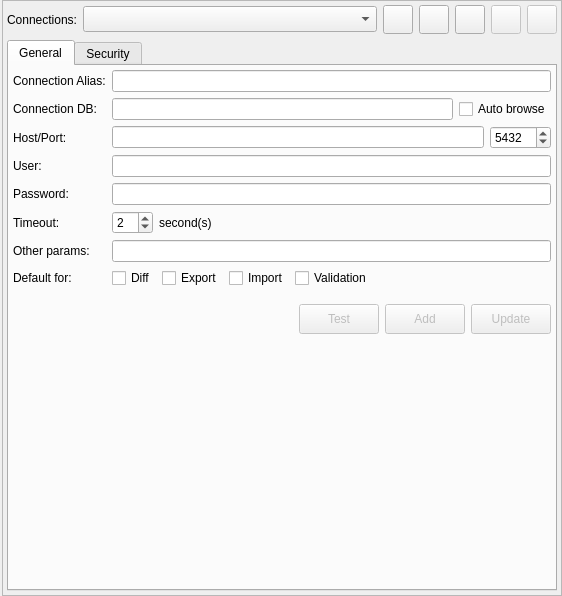
Qt form libs/libgui/ui/settings/connectionsconfigwidget.ui (pgmodeler/pgmodeler) before a commit.
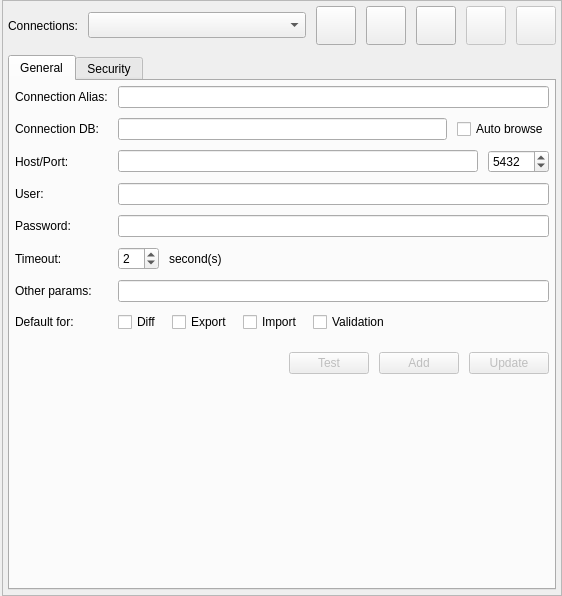
The same form after that commit. Icons and pictures are not drawn.

```diff
--- a/libs/libgui/ui/settings/connectionsconfigwidget.ui
+++ b/libs/libgui/ui/settings/connectionsconfigwidget.ui
@@ -42,16 +42,19 @@
      </property>
      <layout class="QGridLayout" name="gridLayout_5">
       <property name="leftMargin">
-       <number>4</number>
+       <number>5</number>
       </property>
       <property name="topMargin">
-       <number>4</number>
+       <number>5</number>
       </property>
       <property name="rightMargin">
-       <number>4</number>
+       <number>5</number>
       </property>
       <property name="bottomMargin">
-       <number>4</number>
+       <number>5</number>
+      </property>
+      <property name="spacing">
+       <number>10</number>
       </property>
       <item row="0" column="0">
        <widget class="QLabel" name="connections_lbl">
@@ -69,7 +72,7 @@
       <item row="0" column="1">
        <layout class="QHBoxLayout" name="horizontalLayout_6">
         <property name="spacing">
-         <number>6</number>
+         <number>10</number>
         </property>
         <item>
          <widget class="QComboBox" name="connections_cmb">
@@ -110,8 +113,8 @@
           </property>
           <property name="iconSize">
            <size>
-            <width>22</width>
-            <height>22</height>
+            <width>32</width>
+            <height>32</height>
            </size>
           </property>
          </widget>
@@ -133,8 +136,8 @@
           </property>
           <property name="iconSize">
            <size>
-            <width>22</width>
-            <height>22</height>
+            <width>32</width>
+            <height>32</height>
            </size>
           </property>
          </widget>
@@ -156,8 +159,8 @@
           </property>
           <property name="iconSize">
            <size>
-            <width>22</width>
-            <height>22</height>
+            <width>32</width>
+            <height>32</height>
            </size>
           </property>
          </widget>
@@ -179,8 +182,8 @@
           </property>
           <property name="iconSize">
            <size>
-            <width>22</width>
-            <height>22</height>
+            <width>32</width>
+            <height>32</height>
            </size>
           </property>
          </widget>
@@ -202,8 +205,8 @@
           </property>
           <property name="iconSize">
            <size>
-            <width>22</width>
-            <height>22</height>
+            <width>32</width>
+            <height>32</height>
            </size>
           </property>
          </widget>
@@ -221,16 +224,19 @@
          </attribute>
          <layout class="QGridLayout" name="gridLayout">
           <property name="leftMargin">
-           <number>4</number>
+           <number>5</number>
           </property>
           <property name="topMargin">
-           <number>4</number>
+           <number>5</number>
           </property>
           <property name="rightMargin">
-           <number>4</number>
+           <number>5</number>
           </property>
           <property name="bottomMargin">
-           <number>4</number>
+           <number>5</number>
+          </property>
+          <property name="spacing">
+           <number>10</number>
           </property>
           <item row="5" column="0">
            <widget class="QLabel" name="timeout_lbl">
@@ -247,6 +253,9 @@
           </item>
           <item row="9" column="0" colspan="2">
            <layout class="QHBoxLayout" name="horizontalLayout_2">
+            <property name="spacing">
+             <number>10</number>
+            </property>
             <item>
              <spacer name="horizontalSpacer">
               <property name="orientation">
@@ -266,17 +275,11 @@
                <bool>false</bool>
               </property>
               <property name="sizePolicy">
-               <sizepolicy hsizetype="Fixed" vsizetype="Fixed">
+               <sizepolicy hsizetype="Preferred" vsizetype="Preferred">
                 <horstretch>0</horstretch>
                 <verstretch>0</verstretch>
                </sizepolicy>
               </property>
-              <property name="minimumSize">
-               <size>
-                <width>0</width>
-                <height>30</height>
-               </size>
-              </property>
               <property name="maximumSize">
                <size>
                 <width>16777215</width>
@@ -292,8 +295,8 @@
               </property>
               <property name="iconSize">
                <size>
-                <width>22</width>
-                <height>22</height>
+                <width>32</width>
+                <height>32</height>
                </size>
               </property>
              </widget>
@@ -304,17 +307,11 @@
                <bool>false</bool>
               </property>
               <property name="sizePolicy">
-               <sizepolicy hsizetype="Fixed" vsizetype="Preferred">
+               <sizepolicy hsizetype="Preferred" vsizetype="Preferred">
                 <horstretch>0</horstretch>
                 <verstretch>0</verstretch>
                </sizepolicy>
               </property>
-              <property name="minimumSize">
-               <size>
-                <width>0</width>
-                <height>30</height>
-               </size>
-              </property>
               <property name="maximumSize">
                <size>
                 <width>16777215</width>
@@ -330,8 +327,8 @@
               </property>
               <property name="iconSize">
                <size>
-                <width>22</width>
-                <height>22</height>
+                <width>32</width>
+                <height>32</height>
                </size>
               </property>
              </widget>
@@ -342,17 +339,11 @@
                <bool>false</bool>
               </property>
               <property name="sizePolicy">
-               <sizepolicy hsizetype="Fixed" vsizetype="Fixed">
+               <sizepolicy hsizetype="Preferred" vsizetype="Preferred">
                 <horstretch>0</horstretch>
                 <verstretch>0</verstretch>
                </sizepolicy>
               </property>
-              <property name="minimumSize">
-               <size>
-                <width>0</width>
-                <height>30</height>
-               </size>
-              </property>
               <property name="maximumSize">
                <size>
                 <width>16777215</width>
@@ -368,8 +359,8 @@
               </property>
               <property name="iconSize">
                <size>
-                <width>22</width>
-                <height>22</height>
+                <width>32</width>
+                <height>32</height>
                </size>
               </property>
              </widget>
@@ -594,6 +585,9 @@
           </item>
           <item row="7" column="1">
            <layout class="QHBoxLayout" name="horizontalLayout_5">
+            <property name="spacing">
+             <number>10</number>
+            </property>
             <item>
              <widget class="QCheckBox" name="diff_chk">
               <property name="toolTip">
```
Left out of the diff: 15 changed lines with no effect on the pictures.
